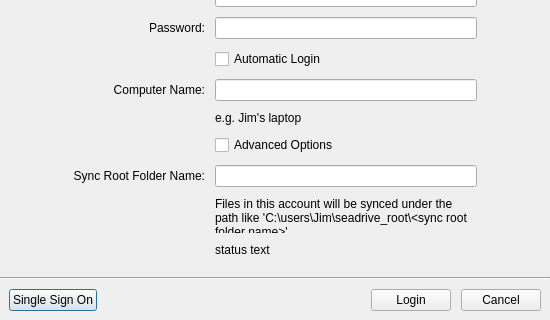
Before: the Qt Designer form ui/login-dialog.ui in haiwen/seadrive-gui, drawn with Qt 5; both pictures show x 0 to 550 and y 156 to 476 of the 550 by 476 pixel window.
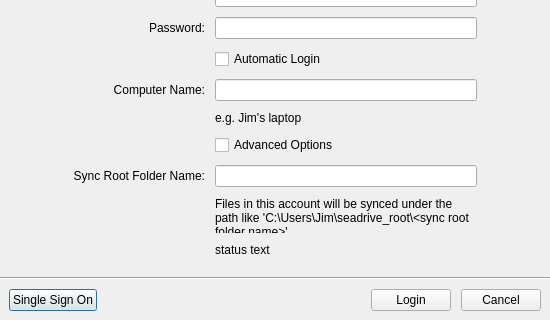
After: the same form once the commit is applied.

Diff of the .ui file:
```diff
--- a/ui/login-dialog.ui
+++ b/ui/login-dialog.ui
@@ -297,7 +297,7 @@
        <item row="9" column="2">
         <widget class="QLabel" name="hint_4">
          <property name="text">
-          <string>&lt;html&gt;&lt;head/&gt;&lt;body&gt;&lt;p&gt;Files in this account will be synced under the path like 'C:\users\Jim\seadrive_root\&amp;lt;sync root folder name&amp;gt;'&lt;/p&gt;&lt;/body&gt;&lt;/html&gt;</string>
+          <string>&lt;html&gt;&lt;head/&gt;&lt;body&gt;&lt;p&gt;Files in this account will be synced under the path like 'C:\Users\Jim\seadrive_root\&amp;lt;sync root folder name&amp;gt;'&lt;/p&gt;&lt;/body&gt;&lt;/html&gt;</string>
          </property>
          <property name="wordWrap">
           <bool>true</bool>
```
